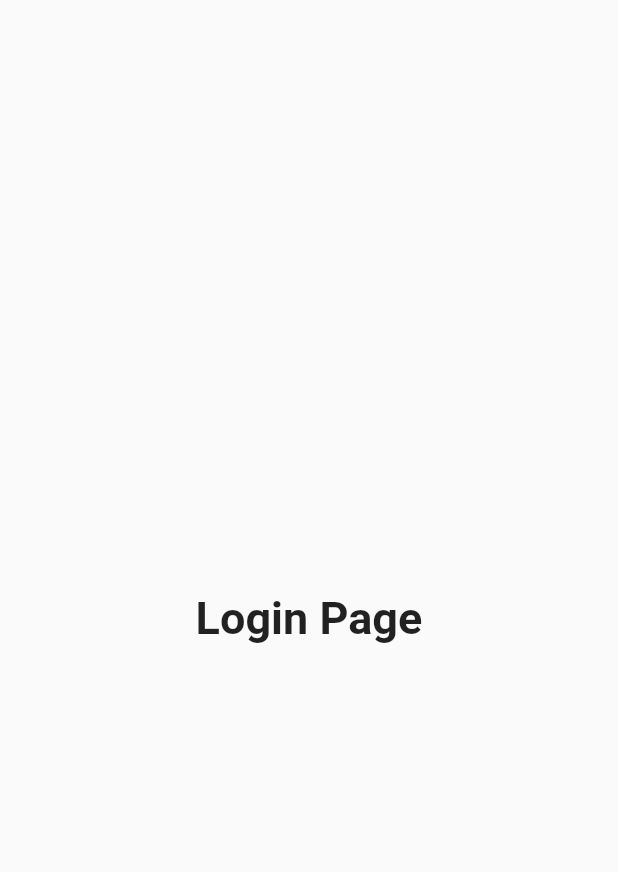
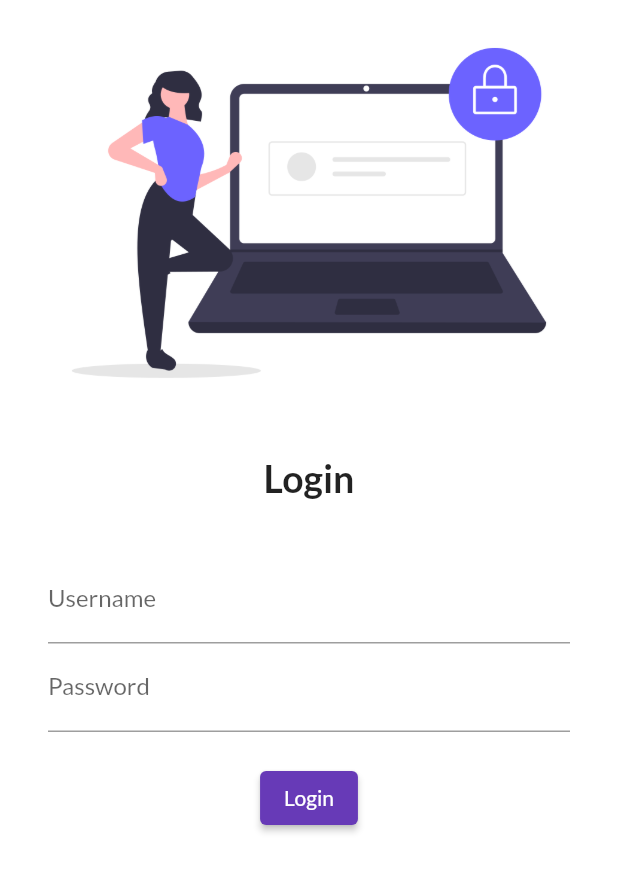
Before and after one commit to namo43/Lets_Learn_Flutter, a Flutter app: the screen it shows after launch, on a phone screen of 412 x 824 dp. Shown: the top 872 px of the screen. Run offline on Flutter 3.47's test engine with Material 2 defaults, Android fonts, the phone set to English and light mode, and no system bars; our stand-ins replace google_fonts.

Commit message:
Day4 completed

```diff
--- a/lib/main.dart
+++ b/lib/main.dart
@@ -14,7 +14,7 @@
 
 import 'package:flutter/material.dart';
 import 'package:flutter_lessions/pages/loginpage.dart';
-
+import 'package:google_fonts/google_fonts.dart';
 import 'pages/home_page.dart';
 
 void main() {
@@ -28,7 +28,9 @@
       debugShowCheckedModeBanner: false,
       // home: HomePage(),
       themeMode: ThemeMode.light,
-      theme: ThemeData(primarySwatch: Colors.deepPurple),
+      theme: ThemeData(
+          fontFamily: GoogleFonts.lato().fontFamily,
+          primarySwatch: Colors.deepPurple),
       darkTheme: ThemeData(brightness: Brightness.dark),
       routes: {
         '/': (context) => LoginPage(),
--- a/lib/pages/loginpage.dart
+++ b/lib/pages/loginpage.dart
@@ -4,11 +4,56 @@
   @override
   Widget build(BuildContext context) {
     return Material(
-      child: Center(
-        child: Text(
-          "Login Page",
-          style: TextStyle(fontSize: 30, fontWeight: FontWeight.bold),
-        ),
+      color: Colors.white,
+      child: Column(
+        children: [
+          Image.asset(
+            "assets/images/login_image.png",
+            fit: BoxFit.cover,
+          ),
+          SizedBox(
+            height: 20,
+          ),
+          Text(
+            "Login",
+            style: TextStyle(fontSize: 25, fontWeight: FontWeight.bold),
+          ),
+          SizedBox(
+            height: 20,
+          ),
+          Padding(
+            padding: const EdgeInsets.symmetric(vertical: 16, horizontal: 32),
+            child: Column(
+              children: [
+                TextFormField(
+                  decoration: InputDecoration(
+                    hintText: "Enter Username",
+                    labelText: "Username",
+                  ),
+                ),
+                TextFormField(
+                  obscureText: true,
+                  decoration: InputDecoration(
+                    hintText: "Enter Password",
+                    labelText: "Password",
+                  ),
+                ),
+                SizedBox(
+                  height: 20,
+                ),
+                ElevatedButton(
+                  child: Text(
+                    "Login",
+                  ),
+                  style: TextButton.styleFrom(),
+                  onPressed: () {
+                    print("Hi kathmandu");
+                  },
+                ),
+              ],
+            ),
+          ),
+        ],
       ),
     );
   }
--- a/pubspec.yaml
+++ b/pubspec.yaml
@@ -28,6 +28,7 @@
   # The following adds the Cupertino Icons font to your application.
   # Use with the CupertinoIcons class for iOS style icons.
   cupertino_icons: ^1.0.2
+  google_fonts: ^2.1.0
 
 dev_dependencies:
   flutter_test:
@@ -45,8 +46,8 @@
   uses-material-design: true
 
   # To add assets to your application, add an assets section, like this:
-  # assets:
-  #   - images/a_dot_burr.jpeg
+  assets:
+    - assets/images/
   #   - images/a_dot_ham.jpeg
 
   # An image asset can refer to one or more resolution-specific "variants", see
```
Also changed, not shown: assets/images/login_image.png (added), pubspec.lock.
